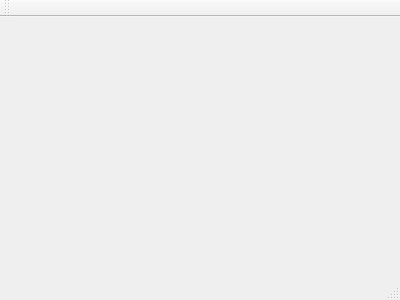
eduardomartins/football-3d, file src/mainwindow.ui: the form before one commit.
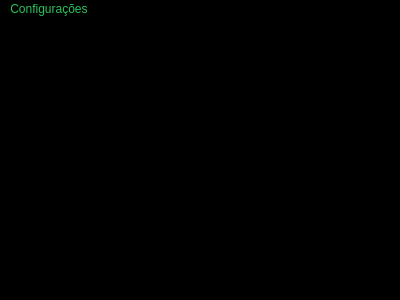
The form after the commit. Custom widgets are drawn as their Qt base class.

Commit message: Change color of MainWindow

What changed in the file:
```diff
--- a/src/mainwindow.ui
+++ b/src/mainwindow.ui
@@ -13,17 +13,15 @@
   <property name="windowTitle">
    <string>Projeto de C.G. - Boliche</string>
   </property>
+  <property name="styleSheet">
+   <string notr="true">* {
+	background-color: black;
+	color: rgb(41,196,91);
+}</string>
+  </property>
   <widget class="GLWidget" name="centralWidget">
    <layout class="QGridLayout" name="gridLayout"/>
   </widget>
-  <widget class="QToolBar" name="mainToolBar">
-   <attribute name="toolBarArea">
-    <enum>TopToolBarArea</enum>
-   </attribute>
-   <attribute name="toolBarBreak">
-    <bool>false</bool>
-   </attribute>
-  </widget>
   <widget class="QStatusBar" name="statusBar"/>
   <widget class="QMenuBar" name="menuBar">
    <property name="geometry">
@@ -34,6 +32,12 @@
      <height>19</height>
     </rect>
    </property>
+   <widget class="QMenu" name="menuConfigura_es">
+    <property name="title">
+     <string>Configurações</string>
+    </property>
+   </widget>
+   <addaction name="menuConfigura_es"/>
   </widget>
  </widget>
  <layoutdefault spacing="6" margin="11"/>
```
The commit also changes 3 other files.
